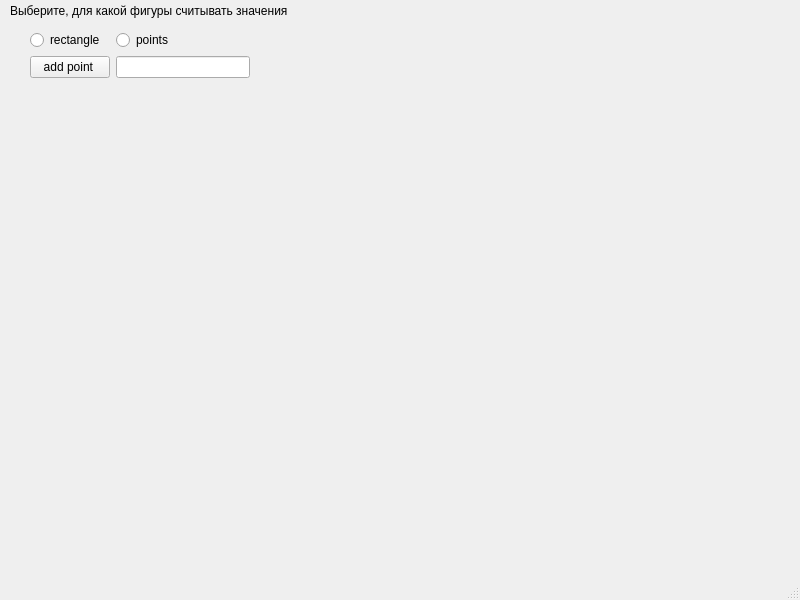
The window that lab_01/lab_01/mainwindow.ui (SnailOFchaoS/computerGraphics) describes before a commit, drawn with Qt 5.
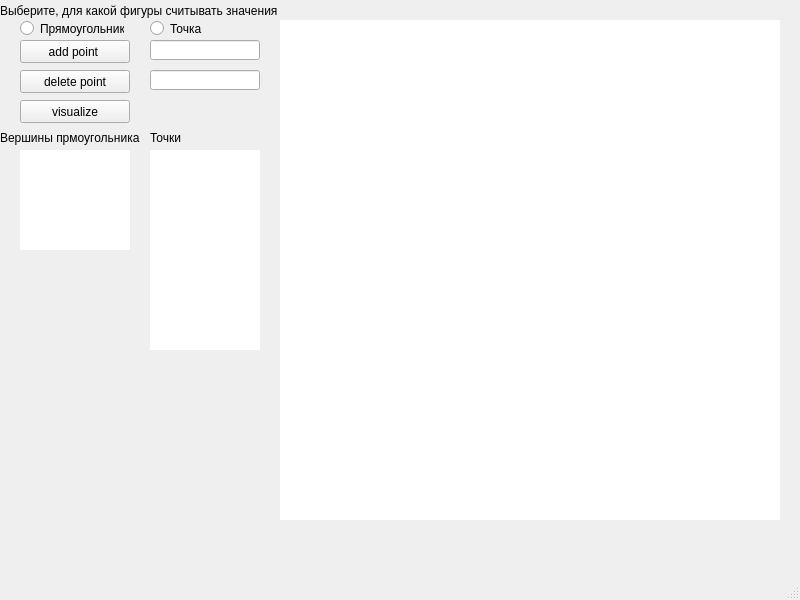
The same window after the commit.

Patch:
```diff
--- a/lab_01/lab_01/mainwindow.ui
+++ b/lab_01/lab_01/mainwindow.ui
@@ -14,6 +14,29 @@
    <string>MainWindow</string>
   </property>
   <widget class="QWidget" name="centralwidget">
+   <widget class="QLineEdit" name="addPointLineEdit">
+    <property name="geometry">
+     <rect>
+      <x>150</x>
+      <y>40</y>
+      <width>110</width>
+      <height>20</height>
+     </rect>
+    </property>
+   </widget>
+   <widget class="QPushButton" name="addPointButton">
+    <property name="geometry">
+     <rect>
+      <x>20</x>
+      <y>40</y>
+      <width>110</width>
+      <height>23</height>
+     </rect>
+    </property>
+    <property name="text">
+     <string>add point </string>
+    </property>
+   </widget>
    <widget class="QWidget" name="drawPlace" native="true">
     <property name="geometry">
      <rect>
@@ -23,11 +46,40 @@
       <height>500</height>
      </rect>
     </property>
+    <property name="styleSheet">
+     <string notr="true">background-color: rgb(255, 255, 255);</string>
+    </property>
+   </widget>
+   <widget class="QRadioButton" name="rbRectangle">
+    <property name="geometry">
+     <rect>
+      <x>20</x>
+      <y>20</y>
+      <width>104</width>
+      <height>17</height>
+     </rect>
+    </property>
+    <property name="text">
+     <string>Прямоугольник</string>
+    </property>
+   </widget>
+   <widget class="QRadioButton" name="rbPoint">
+    <property name="geometry">
+     <rect>
+      <x>150</x>
+      <y>20</y>
+      <width>104</width>
+      <height>17</height>
+     </rect>
+    </property>
+    <property name="text">
+     <string>Точка</string>
+    </property>
    </widget>
    <widget class="QLabel" name="dialogLable">
     <property name="geometry">
      <rect>
-      <x>10</x>
+      <x>0</x>
       <y>0</y>
       <width>281</width>
       <height>21</height>
@@ -37,49 +89,99 @@
      <string>Выберите, для какой фигуры считывать значения </string>
     </property>
    </widget>
-   <widget class="QWidget" name="">
+   <widget class="QLabel" name="rectangleOutputLable">
     <property name="geometry">
      <rect>
-      <x>30</x>
-      <y>30</y>
-      <width>220</width>
-      <height>50</height>
+      <x>20</x>
+      <y>150</y>
+      <width>110</width>
+      <height>100</height>
      </rect>
     </property>
-    <layout class="QHBoxLayout" name="horizontalLayout">
-     <item>
-      <layout class="QVBoxLayout" name="verticalLayout">
-       <item>
-        <widget class="QRadioButton" name="rbRectangle">
-         <property name="text">
-          <string>rectangle</string>
-         </property>
-        </widget>
-       </item>
-       <item>
-        <widget class="QPushButton" name="addPointButton">
-         <property name="text">
-          <string>add point </string>
-         </property>
-        </widget>
-       </item>
-      </layout>
-     </item>
-     <item>
-      <layout class="QVBoxLayout" name="verticalLayout_2">
-       <item>
-        <widget class="QRadioButton" name="rbPoint">
-         <property name="text">
-          <string>points</string>
-         </property>
-        </widget>
-       </item>
-       <item>
-        <widget class="QLineEdit" name="addPointLineEdit"/>
-       </item>
-      </layout>
-     </item>
-    </layout>
+    <property name="styleSheet">
+     <string notr="true">background-color: rgb(255, 255, 255);</string>
+    </property>
+    <property name="text">
+     <string/>
+    </property>
+   </widget>
+   <widget class="QLabel" name="pointsOutputLable">
+    <property name="geometry">
+     <rect>
+      <x>150</x>
+      <y>150</y>
+      <width>110</width>
+      <height>200</height>
+     </rect>
+    </property>
+    <property name="styleSheet">
+     <string notr="true">background-color: rgb(255, 255, 255);</string>
+    </property>
+    <property name="text">
+     <string/>
+    </property>
+   </widget>
+   <widget class="QLabel" name="label">
+    <property name="geometry">
+     <rect>
+      <x>0</x>
+      <y>130</y>
+      <width>151</width>
+      <height>16</height>
+     </rect>
+    </property>
+    <property name="text">
+     <string>Вершины прмоугольника</string>
+    </property>
+   </widget>
+   <widget class="QLabel" name="label_2">
+    <property name="geometry">
+     <rect>
+      <x>150</x>
+      <y>130</y>
+      <width>121</width>
+      <height>16</height>
+     </rect>
+    </property>
+    <property name="text">
+     <string>Точки</string>
+    </property>
+   </widget>
+   <widget class="QPushButton" name="deletePointButton">
+    <property name="geometry">
+     <rect>
+      <x>20</x>
+      <y>70</y>
+      <width>110</width>
+      <height>23</height>
+     </rect>
+    </property>
+    <property name="text">
+     <string>delete point</string>
+    </property>
+   </widget>
+   <widget class="QLineEdit" name="addPointLineEdit_2">
+    <property name="geometry">
+     <rect>
+      <x>150</x>
+      <y>70</y>
+      <width>110</width>
+      <height>20</height>
+     </rect>
+    </property>
+   </widget>
+   <widget class="QPushButton" name="drawButton">
+    <property name="geometry">
+     <rect>
+      <x>20</x>
+      <y>100</y>
+      <width>110</width>
+      <height>23</height>
+     </rect>
+    </property>
+    <property name="text">
+     <string>visualize</string>
+    </property>
    </widget>
   </widget>
   <widget class="QMenuBar" name="menubar">
```
